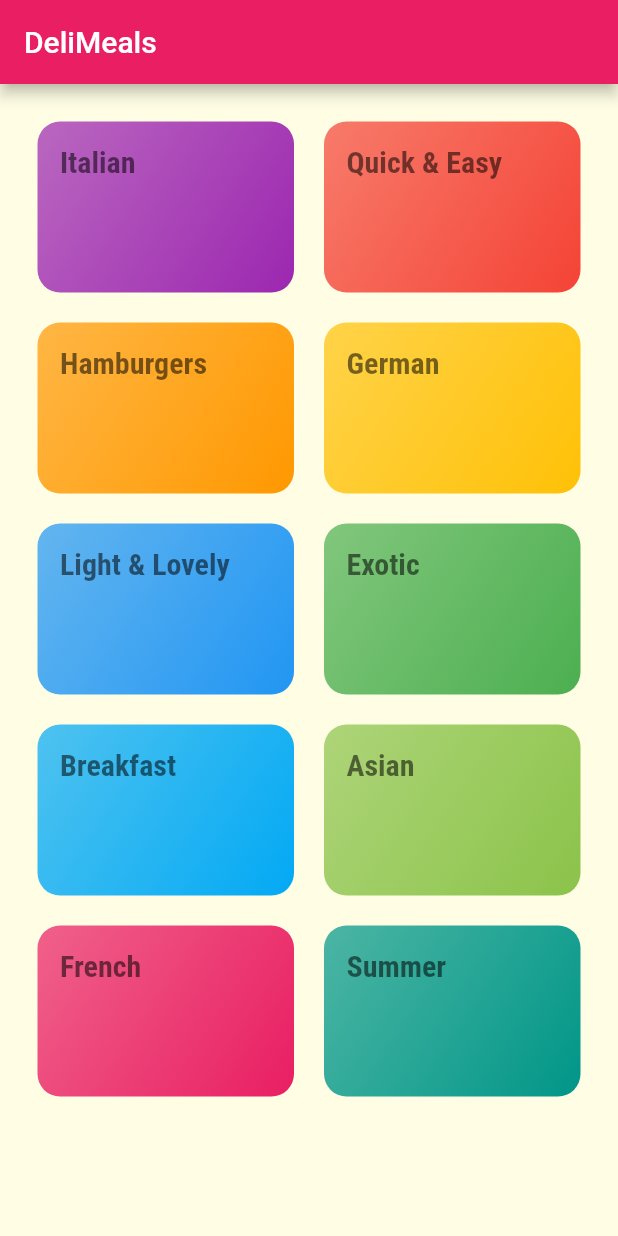
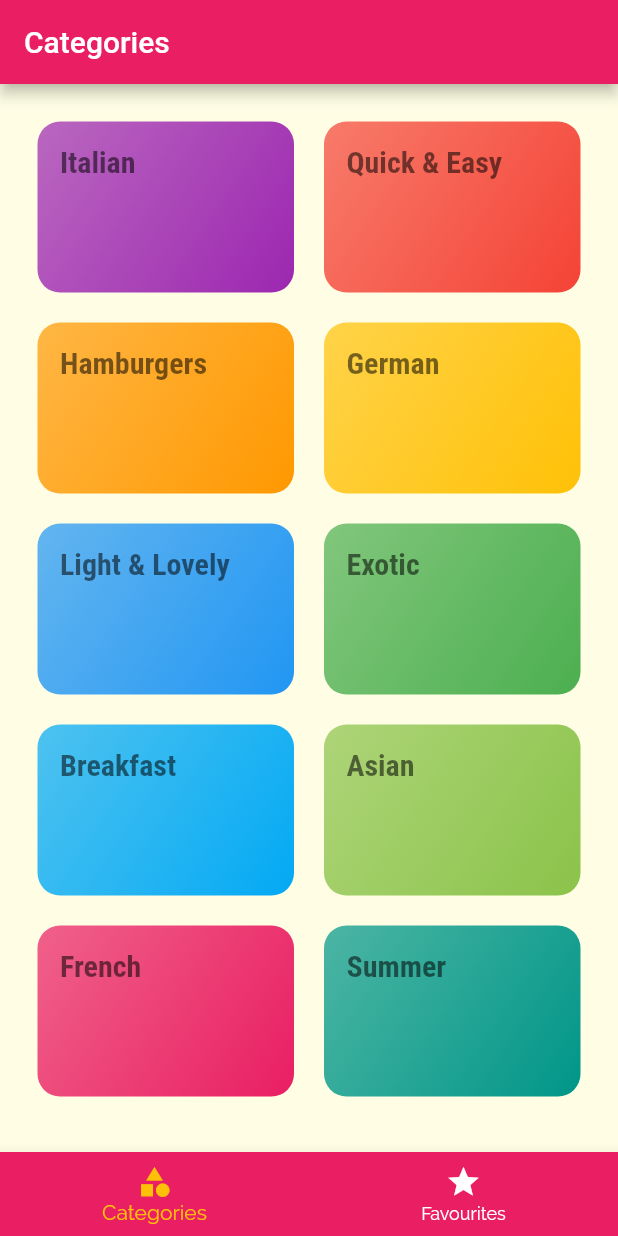
Before and after one commit to aqeelahlam/meals_app, a Flutter app: the screen it shows after launch, on a phone screen of 412 x 824 dp. Run offline on Flutter 3.47's test engine with Material 2 defaults, Android fonts, the phone set to English and light mode, and no system bars.

```diff
--- a/lib/main.dart
+++ b/lib/main.dart
@@ -1,7 +1,9 @@
 import 'package:flutter/material.dart';
 import 'package:meals_app/screens/categories_screen.dart';
 import 'package:meals_app/screens/category_meals_screen.dart';
+import 'package:meals_app/screens/error_screen.dart';
 import 'package:meals_app/screens/meal_detail_screen.dart';
+import 'package:meals_app/screens/tabs_screen.dart';
 
 void main() {
   runApp(MyApp());
@@ -29,10 +31,18 @@ class MyApp extends StatelessWidget {
                     fontFamily: 'RobotoCondensed',
                     fontWeight: FontWeight.bold),
               )),
-      home: const CategoriesScreen(),
+      // home: const CategoriesScreen(),
       routes: {
+        '/': (ctx) => TabScreen(),
         CatergoryMealsScreen.routeName: (ctx) => CatergoryMealsScreen(),
-        MealDetailScreen.routeName: (ctx) => const MealDetailScreen(),
+        MealDetailScreen.routeName: (ctx) => MealDetailScreen(),
+      },
+      // onGenerateRoute: (settings) {
+      //   print(settings.arguments);
+      // },
+      // In the case where the app has no way to go, this is the 404 error page
+      onUnknownRoute: (settings) {
+        return MaterialPageRoute(builder: (ctx) => ErrorScreen());
       },
     );
   }
--- a/lib/models/category.dart
+++ b/lib/models/category.dart
@@ -6,5 +6,5 @@ class Category {
   final Color color;
 
   const Category(
-      {required this.id, required this.title, this.color = Colors.orange});
+      {@required this.id, @required this.title, this.color = Colors.orange});
 }
--- a/lib/screens/categories_screen.dart
+++ b/lib/screens/categories_screen.dart
@@ -4,14 +4,12 @@ import '../widgets/category_item.dart';
 import '../dummy_data.dart';
 
 class CategoriesScreen extends StatelessWidget {
-  const CategoriesScreen({Key? key}) : super(key: key);
-
   @override
   Widget build(BuildContext context) {
     return Scaffold(
-      appBar: AppBar(
-        title: Text('DeliMeals'),
-      ),
+      // appBar: AppBar(
+      //   title: Text('DeliMeals'),
+      // ),
       body: GridView(
         padding: EdgeInsets.all(25),
         children: DUMMY_CATEGORIES
--- a/lib/screens/category_meals_screen.dart
+++ b/lib/screens/category_meals_screen.dart
@@ -13,7 +13,7 @@ class CatergoryMealsScreen extends StatelessWidget {
   @override
   Widget build(BuildContext context) {
     final routeArgs =
-        ModalRoute.of(context)!.settings.arguments as Map<String, String>;
+        ModalRoute.of(context).settings.arguments as Map<String, String>;
 
     final categoryId = routeArgs['id'];
     final categoryTitle = routeArgs['title'];
@@ -24,7 +24,7 @@ class CatergoryMealsScreen extends StatelessWidget {
 
     return Scaffold(
         appBar: AppBar(
-          title: Text(categoryTitle!),
+          title: Text(categoryTitle),
         ),
         body: ListView.builder(
           itemBuilder: (ctx, index) {
--- /dev/null
+++ b/lib/screens/tabs_screen.dart
@@ -0,0 +1,59 @@
+// ignore_for_file: deprecated_member_use
+
+import 'package:flutter/material.dart';
+import 'package:meals_app/screens/categories_screen.dart';
+import 'package:meals_app/screens/favourites_screen.dart';
+
+class TabScreen extends StatefulWidget {
+  @override
+  _TabScreenState createState() => _TabScreenState();
+}
+
+class _TabScreenState extends State<TabScreen> {
+  final List<Map<String, Object>> _pages = [
+    {
+      'page': CategoriesScreen(),
+      'title': 'Categories',
+    },
+    {
+      'page': FavouritesScreen(),
+      'title': 'Favourites',
+    },
+  ];
+
+  int _selectedPageIndex = 0;
+
+  void _selectPage(int index) {
+    setState(() {
+      _selectedPageIndex = index;
+    });
+  }
+
+  @override
+  Widget build(BuildContext context) {
+    return Scaffold(
+      appBar: AppBar(
+        title: Text(_pages[_selectedPageIndex]['title']),
+      ),
+      body: _pages[_selectedPageIndex]['page'],
+      bottomNavigationBar: BottomNavigationBar(
+        onTap: _selectPage,
+        backgroundColor: Theme.of(context).primaryColor,
+        unselectedItemColor: Colors.white,
+        selectedItemColor: Theme.of(context).accentColor,
+        currentIndex: _selectedPageIndex,
+        type: BottomNavigationBarType.fixed,
+        items: [
+          BottomNavigationBarItem(
+              backgroundColor: Theme.of(context).primaryColor,
+              icon: const Icon(Icons.category),
+              title: const Text("Categories")),
+          BottomNavigationBarItem(
+              backgroundColor: Theme.of(context).primaryColor,
+              icon: const Icon(Icons.star),
+              title: const Text("Favourites"))
+        ],
+      ),
+    );
+  }
+}
--- a/pubspec.yaml
+++ b/pubspec.yaml
@@ -18,7 +18,7 @@ publish_to: 'none' # Remove this line if you wish to publish to pub.dev
 version: 1.0.0+1
 
 environment:
-  sdk: ">=2.12.0 <3.0.0"
+  sdk: ">=2.11.0 <3.0.0"
 
 # Dependencies specify other packages that your package needs in order to work.
 # To automatically upgrade your package dependencies to the latest versions
```
Also changed, not shown: lib/models/meal.dart (+13 -13 lines), lib/screens/error_screen.dart (added, +15 -0 lines), lib/screens/favourites_screen.dart (added, +12 -0 lines), lib/screens/meal_detail_screen.dart (+70 -5 lines), lib/widgets/meal_item.dart (+11 -9 lines).
